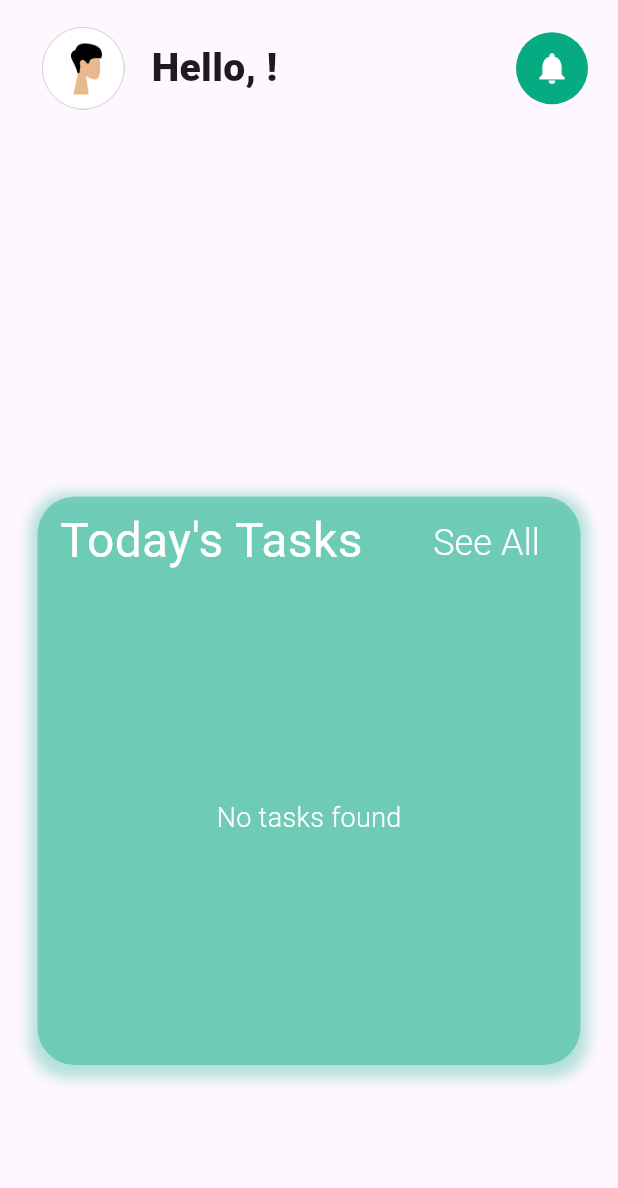
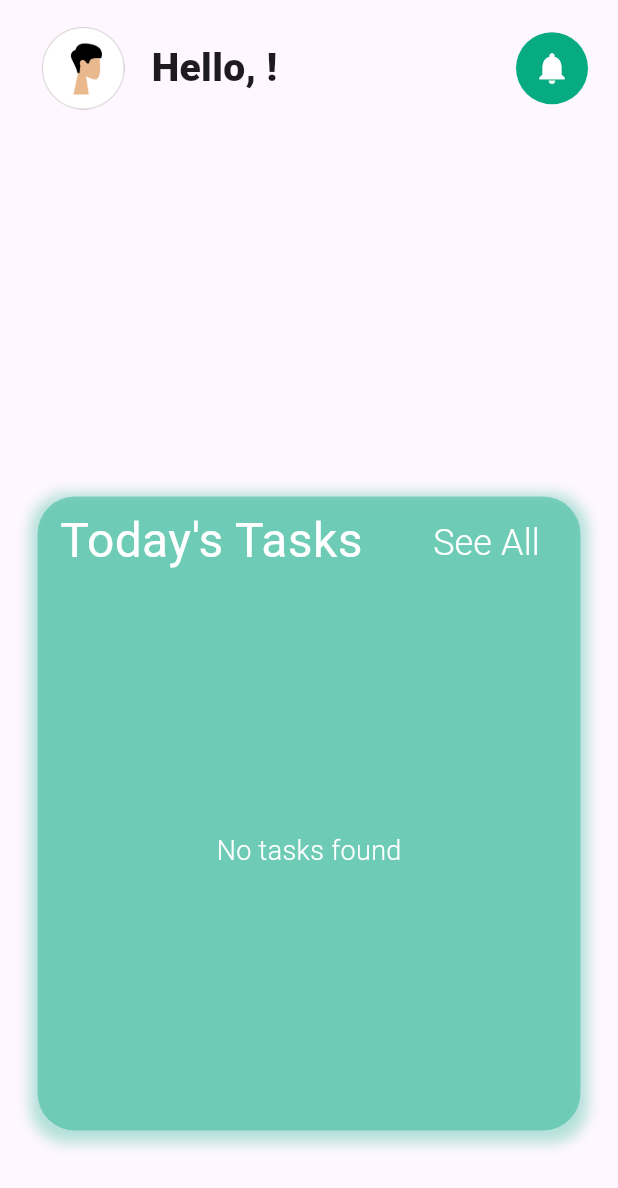
Before and after one commit to MhaamadAli/Cue-App, a Flutter app: the HomeScreenContent screen opened directly, on a phone screen of 412 x 824 dp. Shown: the top 1188 px of the screen. Run offline on Flutter 3.47's test engine with Material 3 defaults, Android fonts, the phone set to English and light mode, and no system bars; our stand-ins replace flutter_map, flutter_secure_storage, flutter_svg, geolocator, google_fonts, latlong2 and 1 more; accounts and stored records are empty.

Commit message:
frontend: increased task list widget height

```diff
--- a/mobile/lib/screens/Home/widgets/tasks_list_widget.dart
+++ b/mobile/lib/screens/Home/widgets/tasks_list_widget.dart
@@ -14,7 +14,7 @@ class TasksListWidget extends StatelessWidget {
 
     return Container(
       width: screenSize.width * 0.9,
-      height: screenSize.height * 0.46,
+      height: screenSize.height * 0.513,
       margin: const EdgeInsets.all(15),
       padding: const EdgeInsets.symmetric(horizontal: 15, vertical: 6),
       decoration: BoxDecoration(
```
